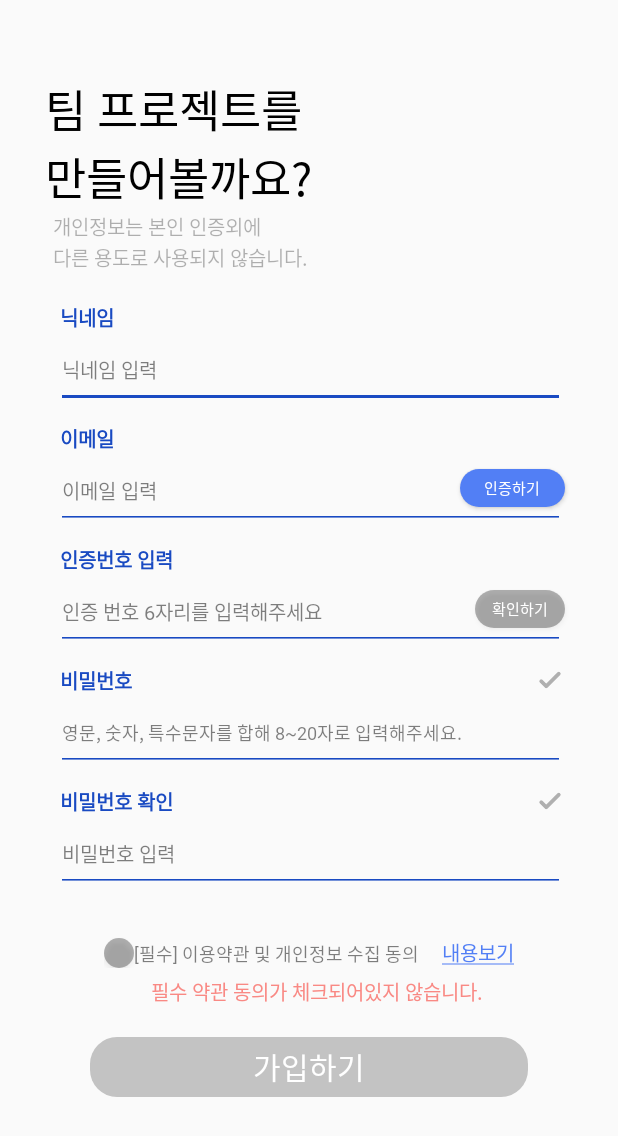
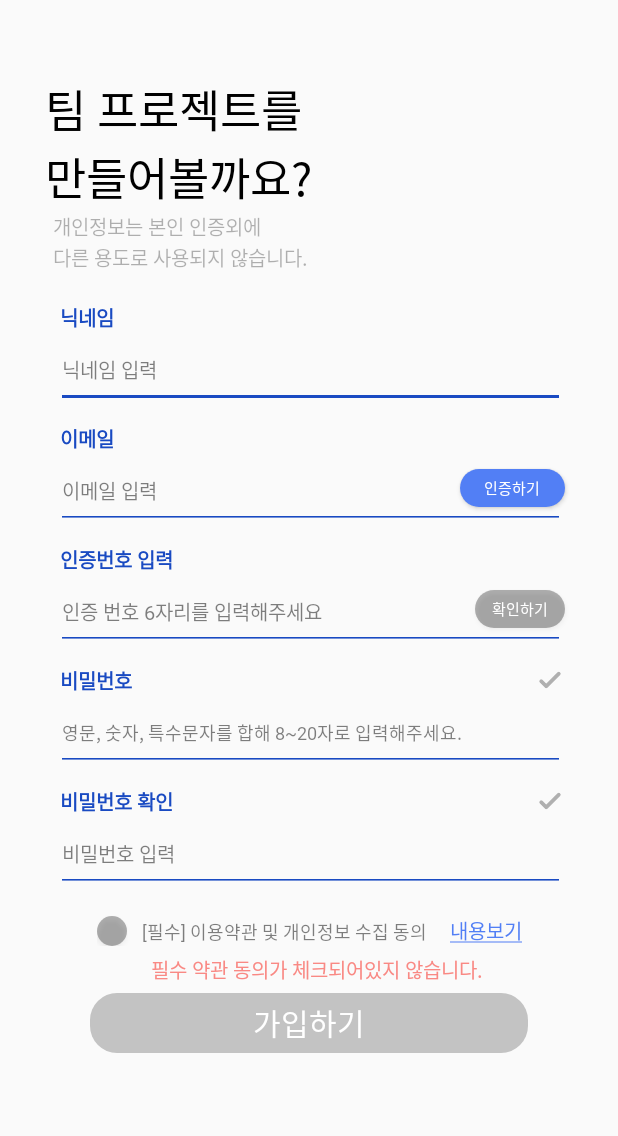
Before and after one commit to UmcTeaming/Teaming_Android, an Android app: the MembershipActivity screen opened directly, with no data from a screen before it, on a phone screen of 412 x 824 dp. Shown: the top 1136 px of the screen. Run offline under Robolectric (Android 15) with nearby library versions, the phone set to English and light mode, and no system bars; network calls fail; Roboto replaces fonts that are not available here.

Commit message:
eunjae commit and push

```diff
--- a/app/src/main/res/layout/activity_membership.xml
+++ b/app/src/main/res/layout/activity_membership.xml
@@ -301,7 +301,7 @@
         android:layout_width="match_parent"
         android:layout_height="40dp"
         android:layout_marginLeft="60dp"
-        android:layout_marginTop="20dp"
+        android:layout_marginTop="5dp"
         android:layout_marginRight="60dp"
         android:background="@drawable/create_btn_round_border"
         android:fontFamily="@font/gmarket_sans_ttf_medium"
@@ -318,7 +318,7 @@
 
     <LinearLayout
         android:id="@+id/neces"
-        android:layout_marginTop="30dp"
+        android:layout_marginTop="15dp"
         android:layout_width="wrap_content"
         android:layout_height="wrap_content"
         app:layout_constraintStart_toStartOf="parent"
@@ -346,6 +346,7 @@
             android:text="[필수] 이용약관 및 개인정보 수집 동의"
             android:textColor="#80000000"
             android:textSize="12sp"
+            android:layout_marginLeft="10dp"
             >
         </TextView>
 
```
